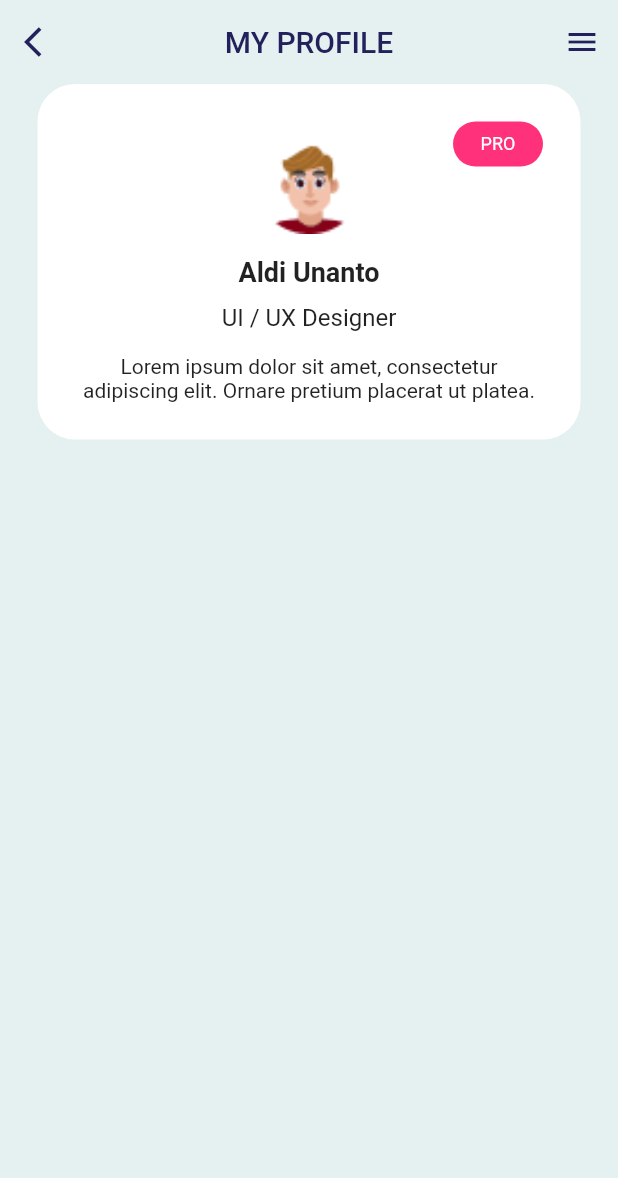
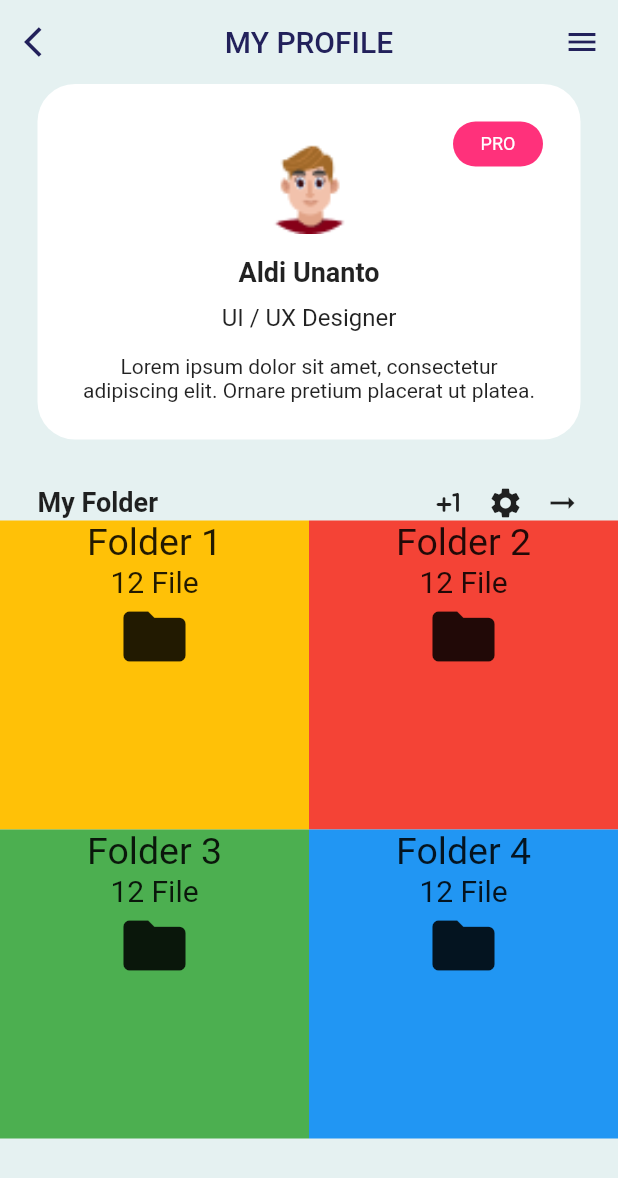
Before and after one commit to novalsh/coba-flutter, a Flutter app: the screen it shows after launch, on a phone screen of 412 x 824 dp. Shown: the top 1178 px of the screen. Run offline on Flutter 3.47's test engine with Material 2 defaults, Android fonts, the phone set to English and light mode, and no system bars; our stand-ins replace get.

Commit message:
profile page

```diff
--- a/lib/app/modules/profile/views/profile_view.dart
+++ b/lib/app/modules/profile/views/profile_view.dart
@@ -84,7 +84,106 @@ class ProfileView extends GetView<ProfileController> {
                       ))
                 ],
               ),
-            )
+            ),
+            SizedBox(
+              height: 30,
+            ),
+            Padding(
+              padding: const EdgeInsets.symmetric(horizontal: 25),
+              child: Row(
+                mainAxisAlignment: MainAxisAlignment.spaceBetween,
+                children: [
+                  Text("My Folder",
+                      style: TextStyle(
+                        fontSize: 18,
+                        fontWeight: FontWeight.bold,
+                      )),
+                  Container(
+                      width: 100,
+                      child: Row(
+                        mainAxisAlignment: MainAxisAlignment.spaceBetween,
+                        children: [
+                          Icon(Icons.plus_one_rounded),
+                          Icon(Icons.settings),
+                          Icon(Icons.arrow_right_alt_sharp),
+                        ],
+                      ))
+                ],
+              ),
+            ),
+            Container(
+              height: 500,
+              child: GridView.count(
+                physics: ScrollPhysics(),
+                crossAxisCount: 2,
+                children: [
+                  Container(
+                    width: 100,
+                    height: 100,
+                    color: Colors.amber,
+                    child: Column(
+                      children: [
+                        Text(
+                          "Folder 1",
+                          style: TextStyle(fontSize: 25),
+                          textAlign: TextAlign.center,
+                        ),
+                        Text("12 File", style: TextStyle(fontSize: 20)),
+                        Icon(Icons.folder, size: 50)
+                      ],
+                    ),
+                  ),
+                  Container(
+                    width: 100,
+                    height: 100,
+                    color: Colors.red,
+                    child: Column(
+                      children: [
+                        Text(
+                          "Folder 2",
+                          style: TextStyle(fontSize: 25),
+                          textAlign: TextAlign.center,
+                        ),
+                        Text("12 File", style: TextStyle(fontSize: 20)),
+                        Icon(Icons.folder, size: 50)
+                      ],
+                    ),
+                  ),
+                  Container(
+                    width: 100,
+                    height: 100,
+                    color: Colors.green,
+                    child: Column(
+                      children: [
+                        Text(
+                          "Folder 3",
+                          style: TextStyle(fontSize: 25),
+                          textAlign: TextAlign.center,
+                        ),
+                        Text("12 File", style: TextStyle(fontSize: 20)),
+                        Icon(Icons.folder, size: 50)
+                      ],
+                    ),
+                  ),
+                  Container(
+                    width: 100,
+                    height: 100,
+                    color: Colors.blue,
+                    child: Column(
+                      children: [
+                        Text(
+                          "Folder 4",
+                          style: TextStyle(fontSize: 25),
+                          textAlign: TextAlign.center,
+                        ),
+                        Text("12 File", style: TextStyle(fontSize: 20)),
+                        Icon(Icons.folder, size: 50)
+                      ],
+                    ),
+                  ),
+                ],
+              ),
+            ),
           ],
         ));
   }
```
